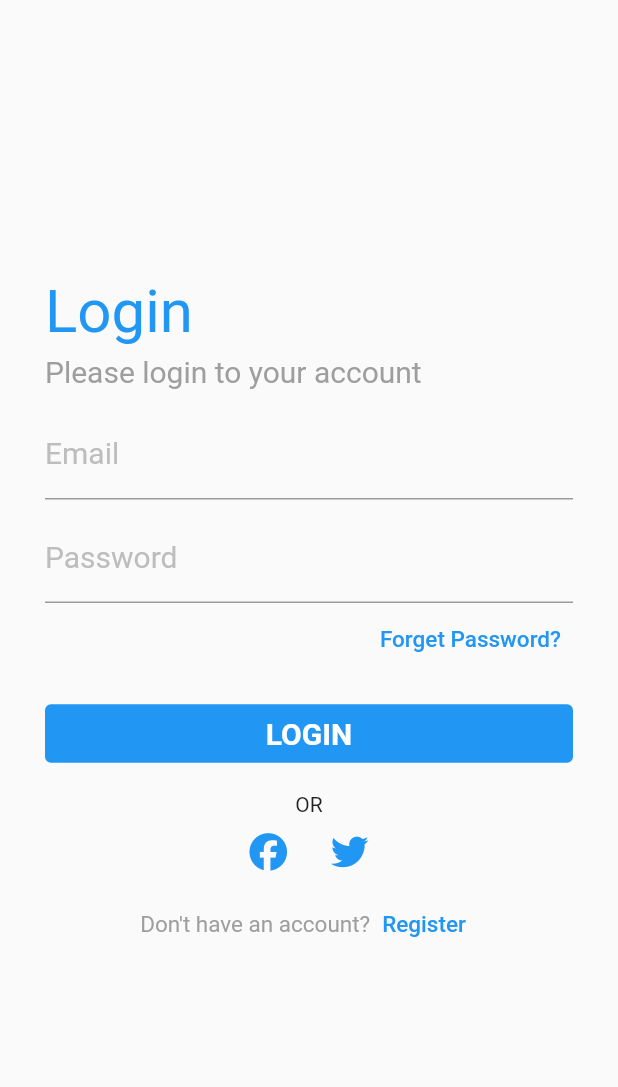
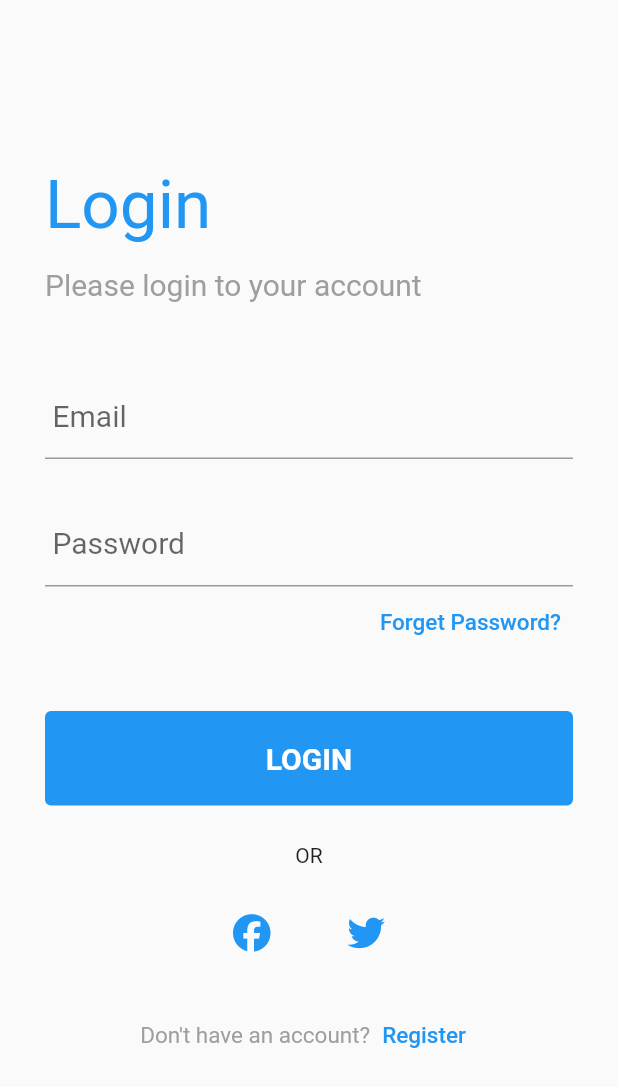
Before and after one commit to 3bdullahkama1/Login_and_Register1, a Flutter app: the screen it shows after launch, on a phone screen of 412 x 824 dp. Shown: the top 1087 px of the screen. Run offline on Flutter 3.47's test engine with Material 2 defaults, Android fonts, the phone set to English and light mode, and no system bars; our stand-ins replace flutter_bloc, font_awesome_flutter, sqflite; accounts and stored records are empty.

Commit message:
Update UI Padding

```diff
--- a/lib/modules/buttom.dart
+++ b/lib/modules/buttom.dart
@@ -8,16 +8,7 @@ class Button extends StatelessWidget {
   EdgeInsets padding;
   FontWeight fontWeight;
   double fontSize;
-  // Button({
-  //   super.key,
-  //   this.padding = const EdgeInsets.only(
-  //     bottom: 15,
-  //   ),
-  //   this.backgroundColor = Colors.blue,
-  //   required this.action,
-  //   required this.text,
-  //   textColor = Colors.white,
-  // });
+  EdgeInsets textPadding;
   Button({
     super.key,
     required this.text,
@@ -27,7 +18,11 @@ class Button extends StatelessWidget {
     this.fontSize = 20,
     this.fontWeight = FontWeight.w600,
     this.padding = const EdgeInsets.only(
-      bottom: 15,
+      bottom: 25,
+      top: 20,
+    ),
+    this.textPadding = const EdgeInsets.symmetric(
+      vertical: 20,
     ),
   });
   @override
@@ -36,10 +31,9 @@ class Button extends StatelessWidget {
       padding: padding,
       width: double.infinity,
       child: TextButton(
-        style: ButtonStyle(
-          backgroundColor: MaterialStateProperty.all(
-            backgroundColor,
-          ),
+        style: TextButton.styleFrom(
+          padding: textPadding,
+          backgroundColor: backgroundColor,
         ),
         onPressed: action(),
         child: Text(
--- a/lib/modules/not_have_account.dart
+++ b/lib/modules/not_have_account.dart
@@ -1,4 +1,6 @@
 import 'package:flutter/material.dart';
+import 'package:login_and_register1/modules/text_button.dart';
+import 'package:login_and_register1/modules/text_input.dart';
 
 class NotHaveAccount extends StatelessWidget {
   String textMessage;
@@ -32,15 +34,11 @@ class NotHaveAccount extends StatelessWidget {
             fontSize: textFontSize,
           ),
         ),
-        TextButton(
-          onPressed: registerAction(),
-          child: Text(
-            registerMessage,
-            style: TextStyle(
-              color: registerColor,
-              fontSize: registerFontSize,
-            ),
-          ),
+        Text_Button(
+          text: registerMessage,
+          action: registerAction,
+          color: registerColor,
+          fontSize: registerFontSize,
         ),
       ],
     );
--- a/lib/modules/text_button.dart
+++ b/lib/modules/text_button.dart
@@ -1,5 +1,8 @@
+// ignore_for_file: must_be_immutable
+
 import 'package:flutter/material.dart';
 
+// ignore: camel_case_types
 class Text_Button extends StatelessWidget {
   String text;
   Color color;
--- a/lib/modules/text_input.dart
+++ b/lib/modules/text_input.dart
@@ -2,17 +2,21 @@ import 'package:flutter/material.dart';
 
 class TextInput extends StatelessWidget {
   String label;
-  Color textColor;
   double fontSize;
   EdgeInsets padding;
+  EdgeInsets contentPadding;
 
   TextInput({
     super.key,
     required this.label,
-    this.textColor = const Color.fromRGBO(189, 189, 189, 1),
     this.fontSize = 20,
     this.padding = const EdgeInsets.only(
-      bottom: 10,
+      bottom: 30,
+      top: 35,
+    ),
+    this.contentPadding = const EdgeInsets.symmetric(
+      horizontal: 5,
+      vertical: 10,
     ),
   });
 
@@ -22,10 +26,10 @@ class TextInput extends StatelessWidget {
       padding: padding,
       child: TextFormField(
         decoration: InputDecoration(
+          contentPadding: contentPadding,
           label: Text(
             label,
             style: TextStyle(
-              color: textColor,
               fontSize: fontSize,
             ),
           ),
--- a/lib/modules/title.dart
+++ b/lib/modules/title.dart
@@ -2,17 +2,17 @@ import 'package:flutter/material.dart';
 
 class MainTitle extends StatelessWidget {
   String title;
-  Color color = Colors.blue;
-  double fontSize = 40;
+  Color color;
+  double fontSize;
   EdgeInsets padding;
 
   MainTitle({
     super.key,
     required this.title,
     this.color = Colors.blue,
-    this.fontSize = 40,
+    this.fontSize = 45,
     this.padding = const EdgeInsets.only(
-      bottom: 5,
+      bottom: 15,
     ),
   });
 
--- a/lib/screens/login_screen.dart
+++ b/lib/screens/login_screen.dart
@@ -63,11 +63,15 @@ class LoginScreen extends StatelessWidget {
                   ),
                 ],
               ),
-              Row(
+              Padding(
+                padding: const EdgeInsets.symmetric(
+                  vertical: 20,
+                ),
+                child: Row(
                   mainAxisAlignment: MainAxisAlignment.center,
                   children: [
                     const Spacer(
-                    flex: 20,
+                      flex: 4,
                     ),
                     IconButton(
                       onPressed: () {},
@@ -89,12 +93,15 @@ class LoginScreen extends StatelessWidget {
                       ),
                     ),
                     const Spacer(
-                    flex: 20,
+                      flex: 4,
                     ),
                   ],
                 ),
+              ),
               NotHaveAccount(
-                registerAction: () {},
+                registerAction: () {
+                  //// Navigate to Register Screen...!!!
+                },
               ),
             ],
           ),
```
Lines whose indentation alone changed are shown as unchanged.
